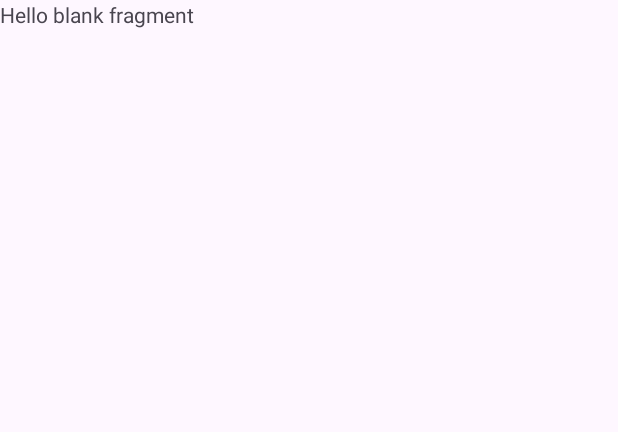
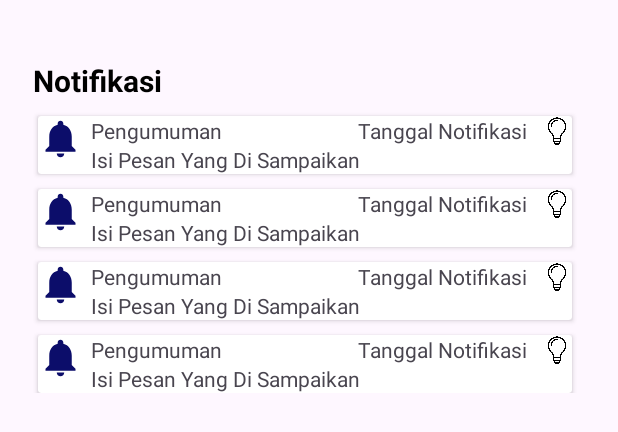
Before and after one commit to andika1720/Ideamy, an Android app: the layout fragment_notifikasi.xml on its own in the app's theme, with its tools: preview values and no code run, on a phone screen of 412 x 824 dp. Shown: the top 432 px of the screen. Run offline under Robolectric (Android 15) with nearby library versions, the light colour scheme and no system bars.

Commit message:
Slicing UI Notification

```diff
--- a/app/src/main/res/layout/fragment_notifikasi.xml
+++ b/app/src/main/res/layout/fragment_notifikasi.xml
@@ -1,14 +1,30 @@
 <?xml version="1.0" encoding="utf-8"?>
-<FrameLayout xmlns:android="http://schemas.android.com/apk/res/android"
+<androidx.constraintlayout.widget.ConstraintLayout xmlns:android="http://schemas.android.com/apk/res/android"
     xmlns:tools="http://schemas.android.com/tools"
     android:layout_width="match_parent"
     android:layout_height="match_parent"
+    android:layout_marginStart="10dp"
+    android:layout_marginEnd="15dp"
+    android:layout_marginTop="40dp"
+    xmlns:app="http://schemas.android.com/apk/res-auto"
     tools:context=".ui.fragment.NotifikasiFragment">
 
-    <!-- TODO: Update blank fragment layout -->
     <TextView
+        android:id="@+id/tv_notifikasi"
+        android:layout_width="wrap_content"
+        android:layout_height="wrap_content"
+        android:layout_marginStart="12dp"
+        android:textColor="@color/black"
+        app:layout_constraintStart_toStartOf="parent"
+        app:layout_constraintTop_toTopOf="parent"
+        android:textStyle="bold"
+        android:text="Notifikasi"
+        android:textSize="20sp"/>
+
+    <androidx.recyclerview.widget.RecyclerView
         android:layout_width="match_parent"
-        android:layout_height="match_parent"
-        android:text="@string/hello_blank_fragment" />
-
-</FrameLayout>
+        android:layout_height="wrap_content"
+        app:layout_constraintTop_toBottomOf="@id/tv_notifikasi"
+        tools:itemCount="4"
+        tools:listitem="@layout/list_notifikasi"/>
+</androidx.constraintlayout.widget.ConstraintLayout>
--- /dev/null
+++ b/app/src/main/res/layout/list_notifikasi.xml
@@ -0,0 +1,60 @@
+<?xml version="1.0" encoding="utf-8"?>
+<androidx.cardview.widget.CardView xmlns:android="http://schemas.android.com/apk/res/android"
+    android:layout_width="match_parent"
+    android:layout_height="wrap_content"
+    android:layout_marginTop="10dp"
+    android:layout_marginStart="15dp"
+    android:layout_marginEnd="15dp"
+    xmlns:app="http://schemas.android.com/apk/res-auto">
+
+    <androidx.constraintlayout.widget.ConstraintLayout
+        android:layout_width="match_parent"
+        android:layout_height="wrap_content">
+
+        <ImageView
+            android:id="@+id/iv_notification"
+            android:layout_width="30dp"
+            android:layout_height="30dp"
+            app:layout_constraintTop_toTopOf="parent"
+            app:layout_constraintStart_toStartOf="parent"
+            android:src="@drawable/notification"/>
+        <TextView
+            android:id="@+id/tv_pengumuman"
+            android:layout_width="wrap_content"
+            android:layout_height="wrap_content"
+            android:layout_marginStart="5dp"
+            android:text="Pengumuman"
+            app:layout_constraintTop_toTopOf="parent"
+            app:layout_constraintStart_toEndOf="@id/iv_notification"/>
+
+
+        <ImageView
+            android:id="@+id/iv_indikator"
+            android:layout_width="20dp"
+            android:layout_height="20dp"
+            app:layout_constraintTop_toTopOf="parent"
+            android:src="@drawable/indikator_lamp"
+            app:layout_constraintEnd_toEndOf="parent"
+            />
+
+        <TextView
+            android:layout_width="wrap_content"
+            android:layout_height="wrap_content"
+            app:layout_constraintTop_toTopOf="parent"
+            android:layout_marginEnd="10dp"
+            android:text="Tanggal Notifikasi"
+            app:layout_constraintEnd_toStartOf="@id/iv_indikator"/>
+        <TextView
+            android:layout_width="300dp"
+            android:layout_height="wrap_content"
+            app:layout_constraintStart_toStartOf="parent"
+            android:layout_marginStart="35dp"
+            android:text="Isi Pesan Yang Di Sampaikan "
+            app:layout_constraintTop_toBottomOf="@id/tv_pengumuman"/>
+
+    </androidx.constraintlayout.widget.ConstraintLayout>
+
+
+
+
+</androidx.cardview.widget.CardView>
```
Also changed, not shown: app/src/main/res/drawable/indikator_lamp.png (added).
